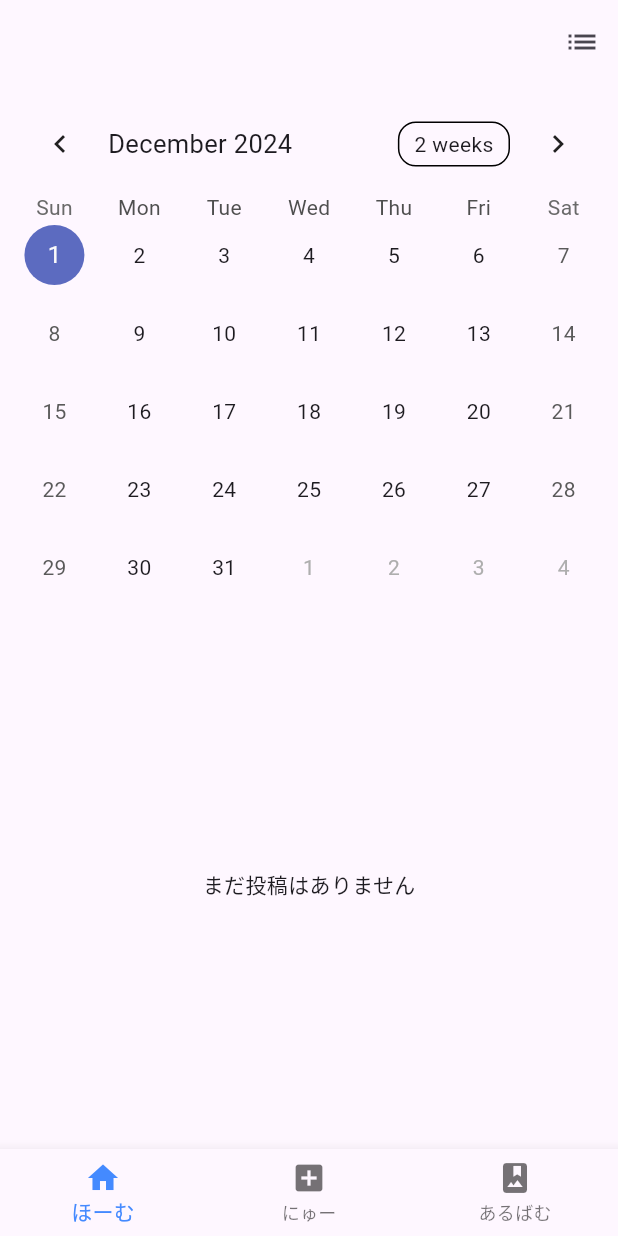
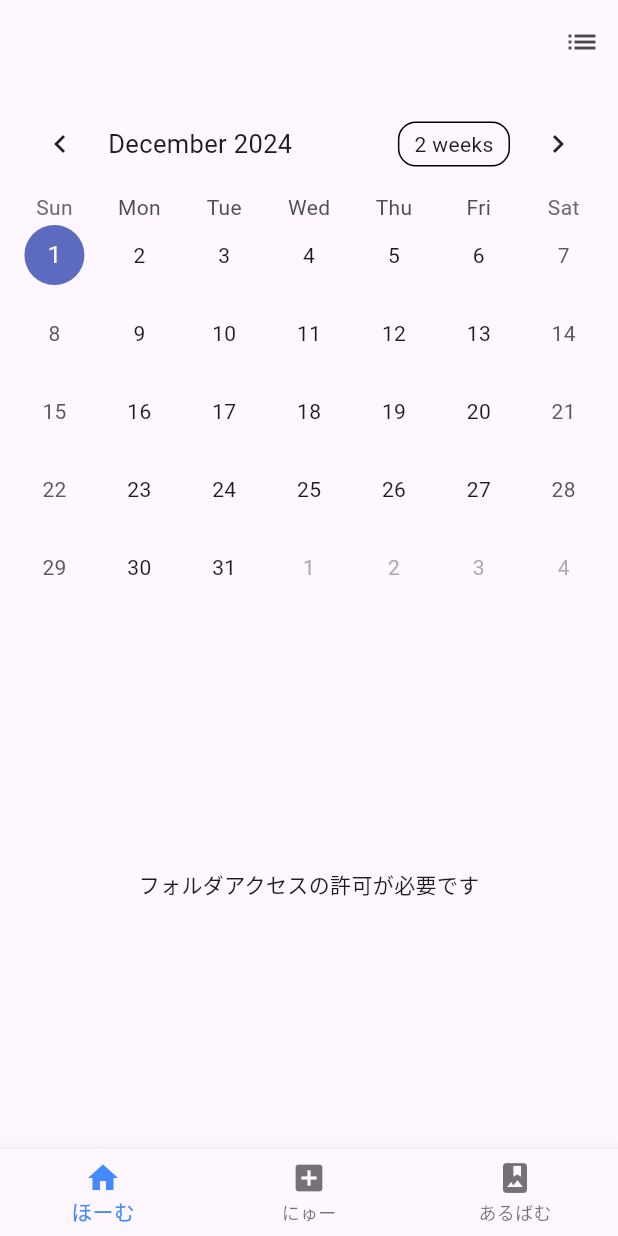
Before and after one commit to I-Shizu/fight_memory, a Flutter app: the screen it shows after launch, on a phone screen of 412 x 824 dp. Run offline on Flutter 3.47's test engine with Material 3 defaults, Android fonts, the phone set to English and light mode, and no system bars; drawn by our look-alikes of table_calendar; our stand-ins replace flutter_riverpod, freezed_annotation, google_fonts, image_picker, permission_handler, sqflite; accounts and stored records are empty.

Commit message:
アクセス許可の分岐コードを追加

```diff
--- a/lib/Ui/home_calendar.dart
+++ b/lib/Ui/home_calendar.dart
@@ -18,7 +18,7 @@ class Calendar extends ConsumerWidget {
     return Scaffold(
       body: Column(
         children: [
-          //カレンダー
+          // カレンダー
           Padding(
             padding: const EdgeInsets.all(8.0),
             child: TableCalendar(
@@ -28,29 +28,26 @@ class Calendar extends ConsumerWidget {
               selectedDayPredicate: (day) => isSameDay(selectedDay, day),
               onDaySelected: (selectedDay, focusedDay) {
                 ref.watch(postDateProvider.notifier).state = selectedDay;
+
+                // アクセス許可がある場合のみ投稿を取得
+                if (permissionGranted) {
                   ref.watch(postProvider.notifier).fetchPostsForDay(selectedDay);
+                } else {
+                  // アクセス許可がない場合の処理（例: ダイアログ表示）
+                  ScaffoldMessenger.of(context).showSnackBar(
+                    const SnackBar(content: Text('フォルダアクセスの許可が必要です')),
+                  );
+                }
               },
               calendarFormat: CalendarFormat.month,
             ),
           ),
-          //投稿表示
+          // 投稿表示
           Expanded(
-            child: Consumer(
-              builder: (BuildContext context, WidgetRef ref, Widget? child) {
-
-                if(!permissionGranted){
-                  return Center(
-                    child: Text('まだ投稿はありません'),
-                  );
-                }
-
-                if (posts.isEmpty) {
-                  return Center(
-                    child: Text('まだ投稿はありません'),
-                  );
-                }
-
-                return ListView.builder(
+            child: permissionGranted
+                ? posts.isEmpty
+                    ? const Center(child: Text('まだ投稿はありません'))
+                    : ListView.builder(
                         itemCount: posts.length,
                         itemBuilder: (context, index) {
                           final post = posts[index];
@@ -59,8 +56,10 @@ class Calendar extends ConsumerWidget {
                             child: ListTile(
                               subtitle: Column(
                                 children: [
-                            if (post.imageFile != null) Image.file(File(post.imageFile!))
-                            else Container(),
+                                  if (post.imageFile != null)
+                                    Image.file(File(post.imageFile!))
+                                  else
+                                    Container(),
                                   Row(
                                     children: [
                                       Text(
@@ -70,8 +69,10 @@ class Calendar extends ConsumerWidget {
                                       IconButton(
                                         onPressed: () async {
                                           final localId = post.localId;
-                                    if(localId != null){
-                                      ref.read(postProvider.notifier).deletePost(localId);
+                                          if (localId != null) {
+                                            ref
+                                                .read(postProvider.notifier)
+                                                .deletePost(localId);
                                           }
                                         },
                                         icon: const Icon(Icons.delete),
@@ -83,8 +84,9 @@ class Calendar extends ConsumerWidget {
                             ),
                           );
                         },
-                );
-              },
+                      )
+                : const Center(
+                    child: Text('フォルダアクセスの許可が必要です'),
                   ),
           ),
         ],
```
Also changed, not shown: lib/Ui/Pages/add_post_page.dart (+17 -30 lines). Lines whose indentation alone changed are shown as unchanged.
